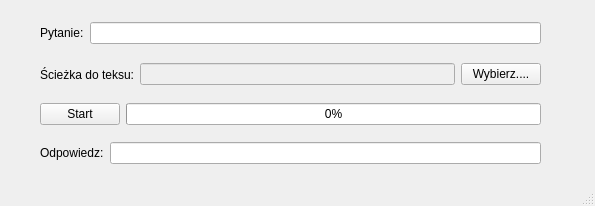
Old version of the form GUI/MainWindow.ui in the repository Nozdi/AssassinsFinder.
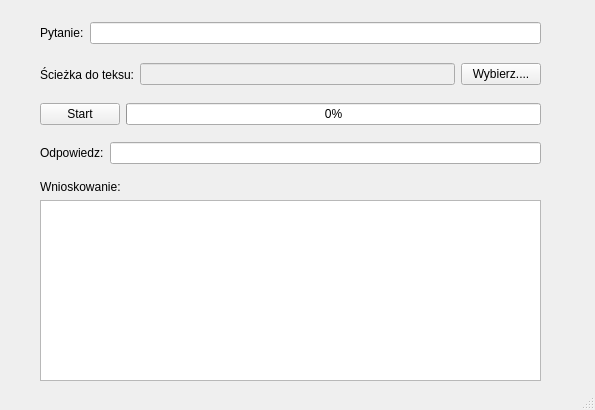
New version of the form.

What changed in the file:
```diff
--- a/GUI/MainWindow.ui
+++ b/GUI/MainWindow.ui
@@ -7,19 +7,19 @@
     <x>0</x>
     <y>0</y>
     <width>595</width>
-    <height>206</height>
+    <height>410</height>
    </rect>
   </property>
   <property name="minimumSize">
    <size>
     <width>595</width>
-    <height>206</height>
+    <height>410</height>
    </size>
   </property>
   <property name="maximumSize">
    <size>
     <width>595</width>
-    <height>206</height>
+    <height>410</height>
    </size>
   </property>
   <property name="windowTitle">
@@ -139,6 +139,28 @@
      </item>
     </layout>
    </widget>
+   <widget class="QWidget" name="layoutWidget">
+    <property name="geometry">
+     <rect>
+      <x>40</x>
+      <y>180</y>
+      <width>501</width>
+      <height>201</height>
+     </rect>
+    </property>
+    <layout class="QVBoxLayout" name="verticalLayout">
+     <item>
+      <widget class="QLabel" name="label_4">
+       <property name="text">
+        <string>Wnioskowanie:</string>
+       </property>
+      </widget>
+     </item>
+     <item>
+      <widget class="QTextBrowser" name="WnioskowanietextBrowser"/>
+     </item>
+    </layout>
+   </widget>
   </widget>
   <widget class="QStatusBar" name="statusbar"/>
  </widget>
```
